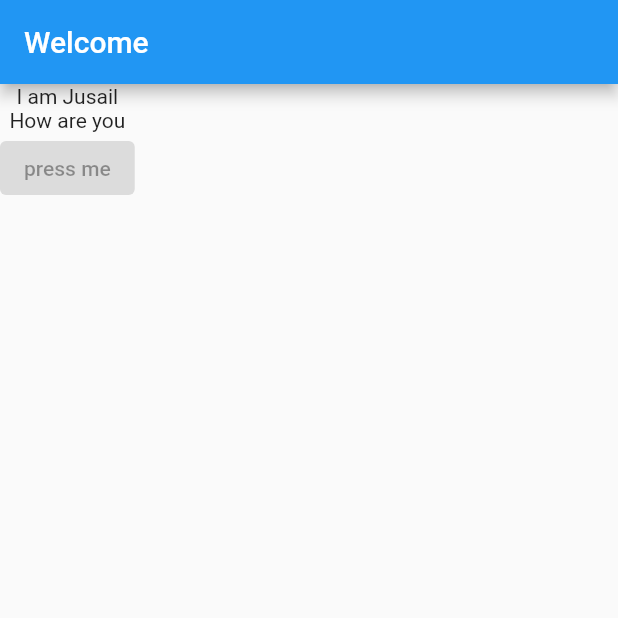
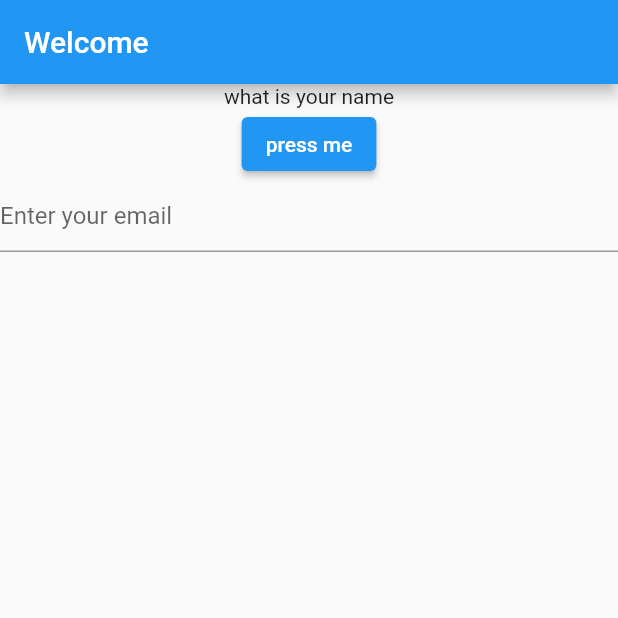
Before and after one commit to juzailmlwork/flutter_complete_guide, a Flutter app: the screen it shows after launch, on a phone screen of 412 x 824 dp, the top half of it. Run offline on Flutter 3.47's test engine with Material 2 defaults, Android fonts, the phone set to English and light mode, and no system bars.

Commit message:
created questions in main.dart

```diff
--- a/lib/main.dart
+++ b/lib/main.dart
@@ -5,8 +5,17 @@ void main() {
 }
 
 class MyApp extends StatelessWidget {
+  void answerQuestions() {
+    print("I pressed button one");
+  }
+
   @override
   Widget build(BuildContext context) {
+    var questions = [
+      "what is your name",
+      "where do you live",
+    ];
+
     return MaterialApp(
       home: Scaffold(
           appBar: AppBar(
@@ -14,9 +23,13 @@ class MyApp extends StatelessWidget {
           ),
           body: Column(
             children: [
-              Text("I am Jusail"),
-              Text("How are you"),
-              ElevatedButton(onPressed: null, child: Text("press me"))
+              Text(questions[0]),
+              ElevatedButton(
+                  onPressed: answerQuestions, child: Text("press me")),
+              TextField(
+                  decoration: const InputDecoration(
+                hintText: 'Enter your email',
+              ))
             ],
           )),
     );
```
